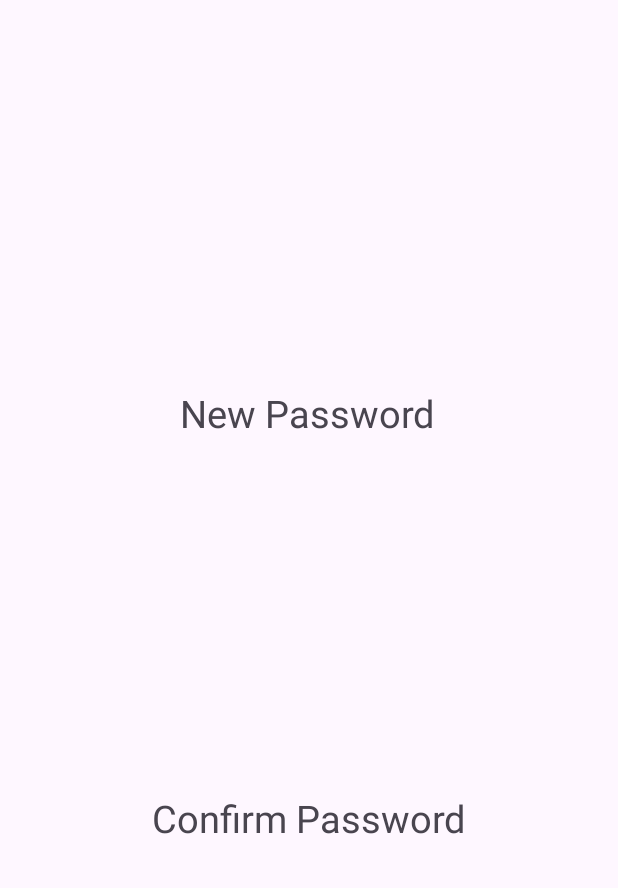
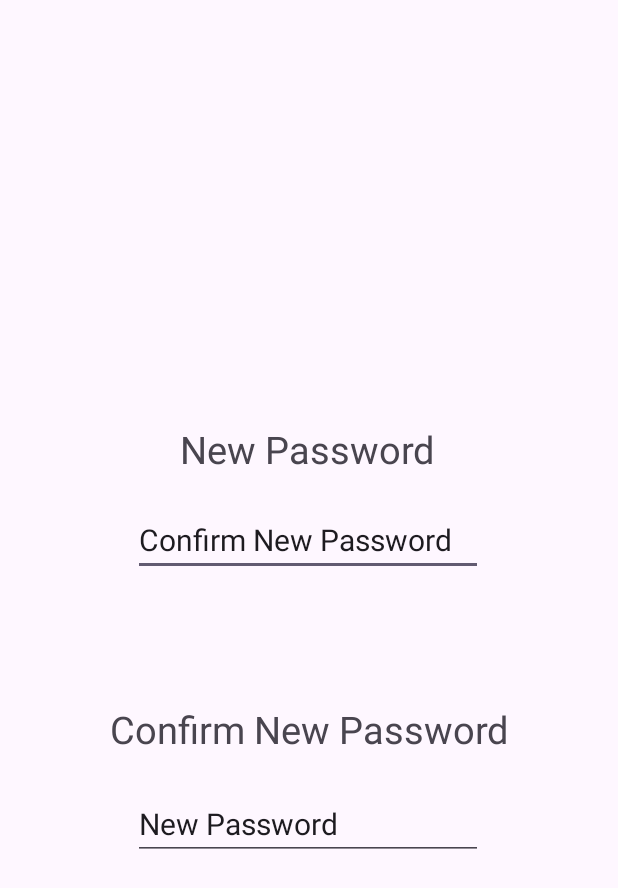
Before and after one commit to GarrettVosecky/Hackstreet-Boys, an Android app: the screen it shows after launch (MainActivity), on a phone screen of 412 x 824 dp. Shown: the top 888 px of the screen. Run offline under Robolectric (Android 15) with nearby library versions, the phone set to English and light mode, and no system bars.

Commit message:
Added text boxes to add a new password and confirm the new password.

```diff
--- a/app/build.gradle
+++ b/app/build.gradle
@@ -1,6 +1,5 @@
 plugins {
     alias(libs.plugins.android.application)
-    id 'com.android.application'
     id 'com.google.gms.google-services'
 }
 
--- a/app/src/main/res/layout/activity_main.xml
+++ b/app/src/main/res/layout/activity_main.xml
@@ -19,18 +19,48 @@
         app:layout_constraintHorizontal_bias="0.497"
         app:layout_constraintStart_toStartOf="parent"
         app:layout_constraintTop_toTopOf="parent"
-        app:layout_constraintVertical_bias="0.587" />
+        app:layout_constraintVertical_bias="0.642" />
+
+    <EditText
+        android:id="@+id/inputText"
+        android:layout_width="wrap_content"
+        android:layout_height="wrap_content"
+        android:ems="10"
+        android:inputType="text"
+        android:text="Confirm New Password"
+        android:textSize="20dp"
+        app:layout_constraintBottom_toBottomOf="parent"
+        app:layout_constraintEnd_toEndOf="parent"
+        app:layout_constraintHorizontal_bias="0.497"
+        app:layout_constraintStart_toStartOf="parent"
+        app:layout_constraintTop_toTopOf="parent"
+        app:layout_constraintVertical_bias="0.433" />
 
     <TextView
         android:id="@+id/textView"
         android:layout_width="wrap_content"
         android:layout_height="wrap_content"
-        android:text="Confirm Password"
+        android:text="Confirm New Password"
         android:textSize="25sp"
         app:layout_constraintBottom_toBottomOf="parent"
         app:layout_constraintEnd_toEndOf="parent"
         app:layout_constraintStart_toStartOf="parent"
         app:layout_constraintTop_toBottomOf="@+id/textView2"
-        app:layout_constraintVertical_bias="0.474" />
+        app:layout_constraintVertical_bias="0.322" />
+
+    <EditText
+        android:id="@+id/inputText2"
+        android:layout_width="wrap_content"
+        android:layout_height="wrap_content"
+        android:ems="10"
+        android:inputType="text"
+        android:text="New Password"
+        android:textSize="20dp"
+        app:layout_constraintBottom_toBottomOf="parent"
+        app:layout_constraintEnd_toEndOf="parent"
+        app:layout_constraintHorizontal_bias="0.497"
+        app:layout_constraintStart_toStartOf="parent"
+        app:layout_constraintTop_toTopOf="parent"
+        app:layout_constraintVertical_bias="0.677" />
 
 </androidx.constraintlayout.widget.ConstraintLayout>
```
